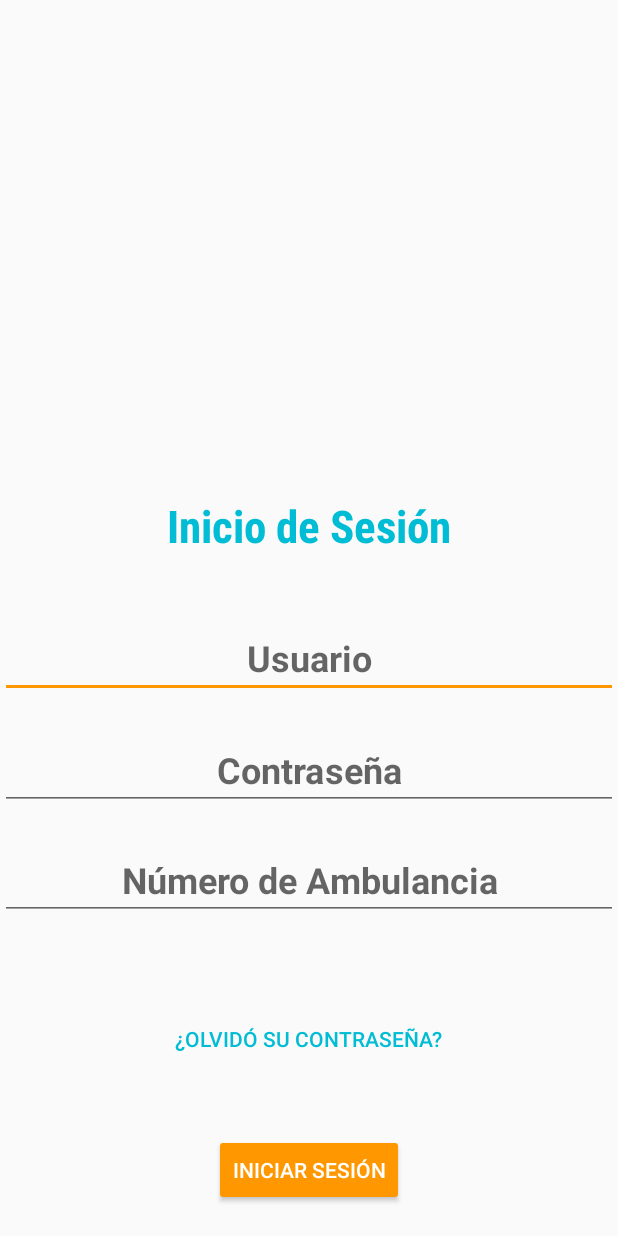
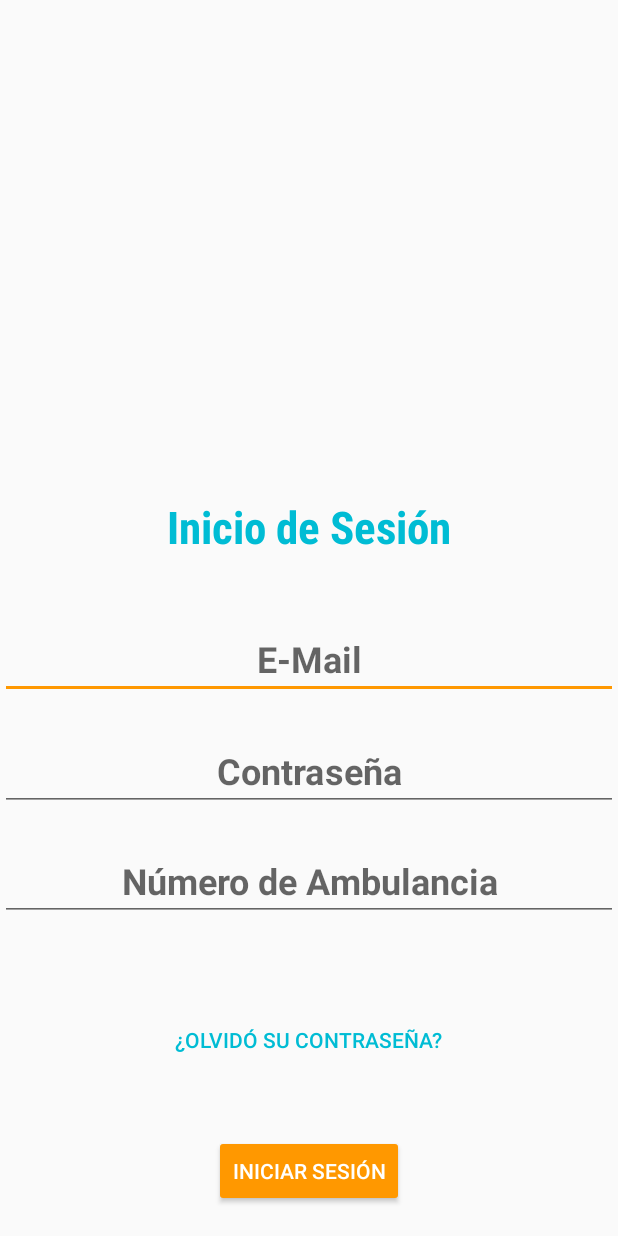
Before and after one commit to kornofilo/DS6-SATEM, an Android app: the screen it shows after launch (LoginActivity), on a phone screen of 412 x 824 dp. Run offline under Robolectric (Android 15) with nearby library versions, the phone set to English and light mode, and no system bars.

Commit message:
SATEM APP - Activities Update 2

```diff
--- a/SATEMapp/app/src/main/AndroidManifest.xml
+++ b/SATEMapp/app/src/main/AndroidManifest.xml
@@ -18,7 +18,7 @@
 
         </activity>
 
-        <activity android:name=".MainActivity"/>
+        <activity android:name=".MainActivity" android:theme="@style/AppTheme.NoActionBar"/>
 
 
         <activity
--- a/SATEMapp/app/src/main/res/layout/activity_login.xml
+++ b/SATEMapp/app/src/main/res/layout/activity_login.xml
@@ -61,7 +61,8 @@
         android:layout_height="wrap_content"
         android:layout_alignParentBottom="true"
         android:layout_centerHorizontal="true"
-        android:layout_marginBottom="20dp"
+        android:layout_marginBottom="19dp"
+        android:onClick="onClick"
         android:text="@string/login" />
 
     <Button
--- a/SATEMapp/app/src/main/res/values/strings.xml
+++ b/SATEMapp/app/src/main/res/values/strings.xml
@@ -29,7 +29,7 @@
     <string name="riesgo">Riesgo:</string>
     <string name="enviar">Enviar</string>
     <string name="NTU">No tiene urgencias Registradas en el Sistema.</string>
-    <string name="usuario">Usuario</string>
+    <string name="usuario">E-Mail</string>
     <string name="password">Contraseña</string>
     <string name="numAmb">Número de Ambulancia</string>
     <string name="login">Iniciar Sesión</string>
```
Also changed, not shown: SATEMapp/app/src/main/java/com/example/r_2g_/satemapp/LoginActivity.java (+15 -1 lines).
